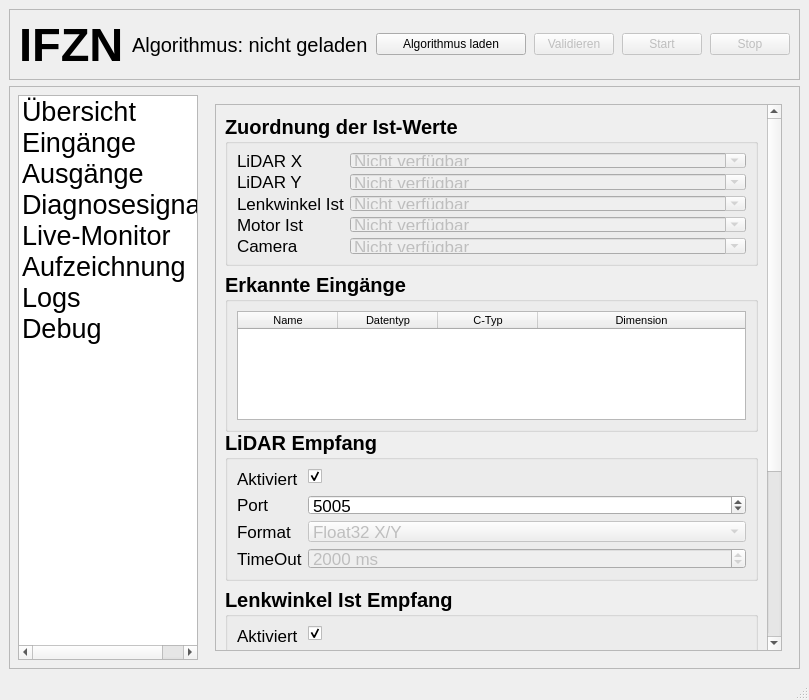
Old version of the form mainwindow.ui in the repository NEX108/SimulinkUdpInterface.
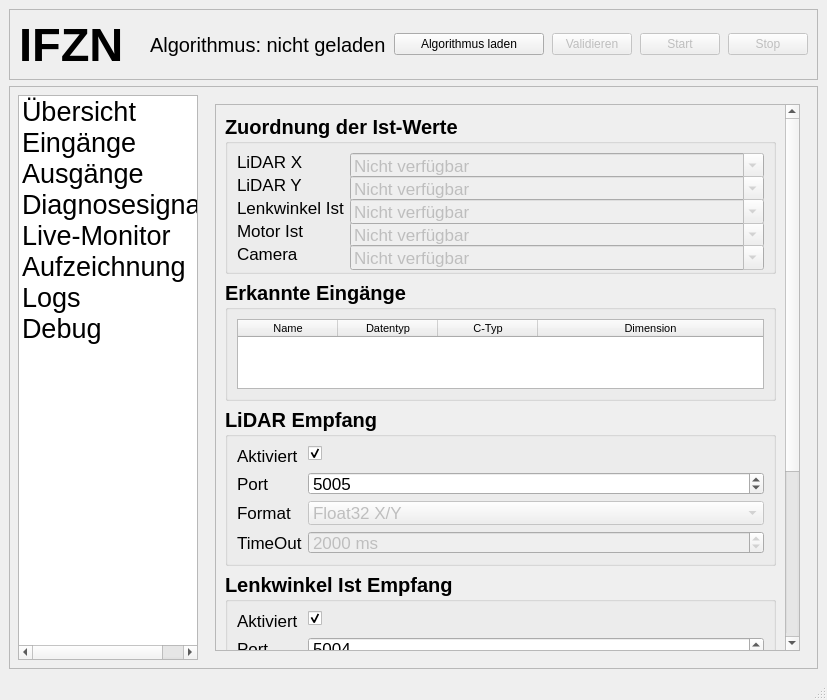
New version of the form. The open tabs and pages were chosen to show the change.

Commit message: Add Windows support and application icon

What changed in the file:
```diff
--- a/mainwindow.ui
+++ b/mainwindow.ui
@@ -6,7 +6,7 @@
    <rect>
     <x>0</x>
     <y>0</y>
-    <width>760</width>
+    <width>827</width>
     <height>700</height>
    </rect>
   </property>
@@ -320,8 +320,8 @@
               <property name="geometry">
                <rect>
                 <x>0</x>
-                <y>-275</y>
-                <width>489</width>
+                <y>0</y>
+                <width>566</width>
                 <height>800</height>
                </rect>
               </property>
@@ -364,6 +364,12 @@
                     <property name="enabled">
                      <bool>false</bool>
                     </property>
+                    <property name="minimumSize">
+                     <size>
+                      <width>0</width>
+                      <height>25</height>
+                     </size>
+                    </property>
                     <property name="font">
                      <font>
                       <pointsize>13</pointsize>
@@ -403,6 +409,12 @@
                     <property name="enabled">
                      <bool>false</bool>
                     </property>
+                    <property name="minimumSize">
+                     <size>
+                      <width>0</width>
+                      <height>25</height>
+                     </size>
+                    </property>
                     <property name="font">
                      <font>
                       <pointsize>13</pointsize>
@@ -442,6 +454,12 @@
                     <property name="enabled">
                      <bool>false</bool>
                     </property>
+                    <property name="minimumSize">
+                     <size>
+                      <width>0</width>
+                      <height>25</height>
+                     </size>
+                    </property>
                     <property name="font">
                      <font>
                       <pointsize>13</pointsize>
@@ -478,6 +496,12 @@
                     <property name="enabled">
                      <bool>false</bool>
                     </property>
+                    <property name="minimumSize">
+                     <size>
+                      <width>0</width>
+                      <height>25</height>
+                     </size>
+                    </property>
                     <property name="font">
                      <font>
                       <pointsize>13</pointsize>
@@ -514,6 +538,12 @@
                     <property name="enabled">
                      <bool>false</bool>
                     </property>
+                    <property name="minimumSize">
+                     <size>
+                      <width>0</width>
+                      <height>25</height>
+                     </size>
+                    </property>
                     <property name="font">
                      <font>
                       <pointsize>13</pointsize>
@@ -539,7 +569,7 @@
                  <property name="minimumSize">
                   <size>
                    <width>0</width>
-                   <height>160</height>
+                   <height>0</height>
                   </size>
                  </property>
                  <property name="maximumSize">
```
Left out of the diff: 16 changed lines with no effect on the pictures. The commit also changes 4 other files.
